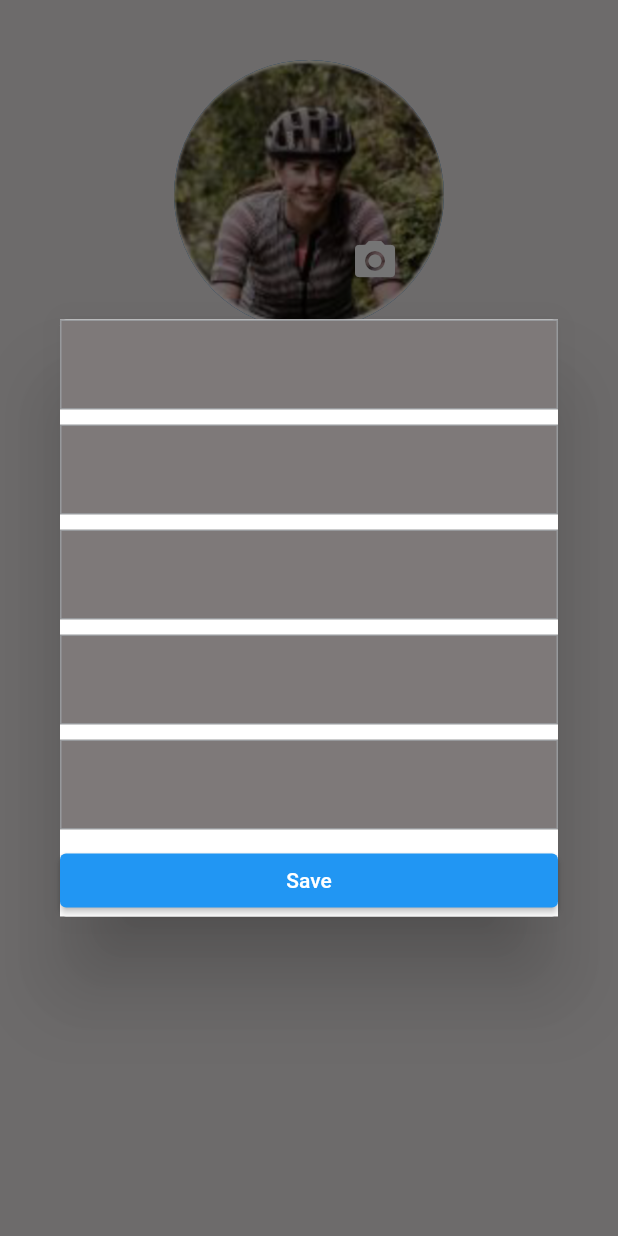
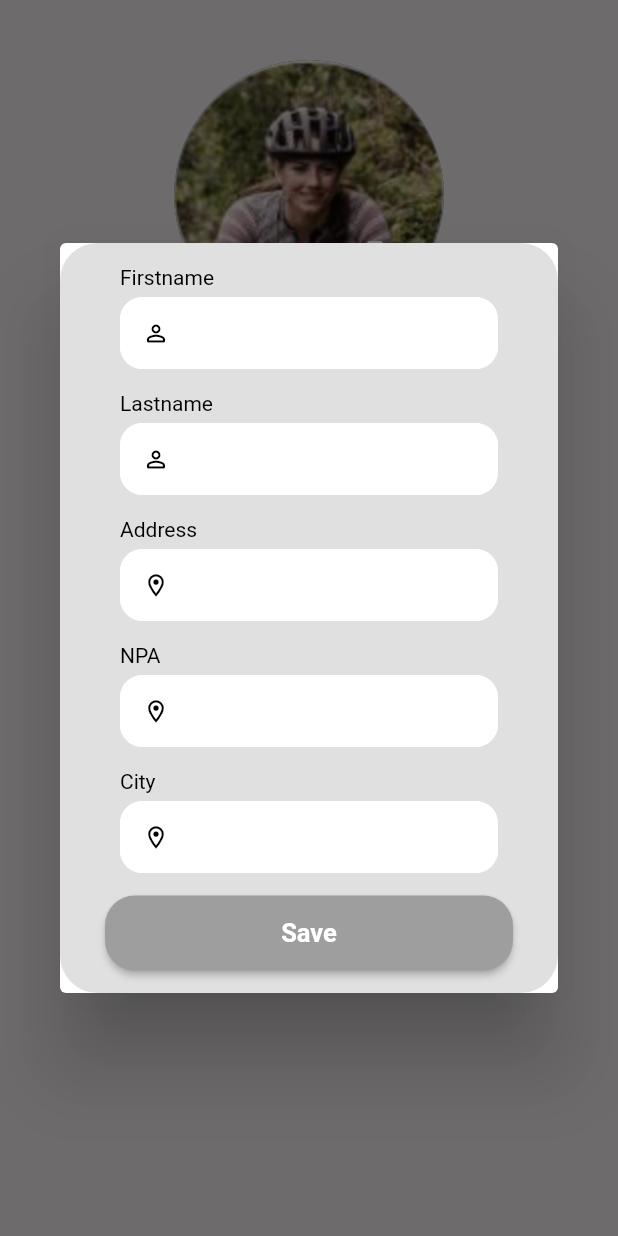
Before and after one commit to ndevanthery/cycling_routes, a Flutter app: the ProfilePage screen opened directly, after a tap on the "edit" icon, on a phone screen of 412 x 824 dp. Run offline on Flutter 3.47's test engine with Material 2 defaults, Android fonts, the phone set to English and light mode, and no system bars; our stand-ins replace cloud_firestore, firebase_auth, firebase_core, flutter_map, flutter_spinkit, geolocator and 4 more; accounts and stored records are empty.

Commit message:
update Design Profile Editing

```diff
--- a/lib/Screens/authenticate/authenticate_page.dart
+++ b/lib/Screens/authenticate/authenticate_page.dart
@@ -46,7 +46,9 @@ class _AuthenticatePageState extends State<AuthenticatePage> {
                   height: 240.0,
                   decoration: const BoxDecoration(
                       color: Color.fromRGBO(224, 224, 224, 1),
-                      borderRadius: BorderRadius.all(Radius.circular(25))),
+                      borderRadius: BorderRadius.only(
+                          topLeft: Radius.circular(25),
+                          topRight: Radius.circular(25))),
                   child: Column(
                     mainAxisAlignment: MainAxisAlignment.center,
                     crossAxisAlignment: CrossAxisAlignment.center,
@@ -76,7 +78,7 @@ class _AuthenticatePageState extends State<AuthenticatePage> {
                                 primary: Colors.grey[500],
                                 onPrimary: Colors.black),
                             onPressed: () {
-                              context.goNamed(myLoginScreenRoute);
+                              context.pushNamed(myLoginScreenRoute);
                             },
                             child: Column(
                               crossAxisAlignment: CrossAxisAlignment.center,
@@ -117,7 +119,7 @@ class _AuthenticatePageState extends State<AuthenticatePage> {
                                 primary: Colors.grey[500],
                                 onPrimary: Colors.black),
                             onPressed: () {
-                              context.goNamed(myRegisterScreenRoute);
+                              context.pushNamed(myRegisterScreenRoute);
                             },
                             child: Column(
                               mainAxisAlignment: MainAxisAlignment.center,
--- a/lib/Screens/home/home.dart
+++ b/lib/Screens/home/home.dart
@@ -1,5 +1,5 @@
 import 'package:cycling_routes/Screens/map/mapView.dart';
-import 'package:cycling_routes/Screens/profile/Profile.dart';
+import 'package:cycling_routes/Screens/profile/profile.dart';
 import 'package:cycling_routes/Screens/search/search.dart';
 import 'package:cycling_routes/Screens/settings/settings.dart';
 import 'package:flutter/material.dart';
--- a/lib/Screens/profile/Profile.dart
+++ b/lib/Screens/profile/Profile.dart
@@ -1,15 +1,13 @@
-// ignore: file_names
+// ignore_for_file: file_names
 
 import 'dart:io';
-
 import 'package:cloud_firestore/cloud_firestore.dart';
 import 'package:firebase_auth/firebase_auth.dart';
 import 'package:flutter/material.dart';
+import 'package:go_router/go_router.dart';
 import 'package:image_picker/image_picker.dart';
-import 'package:cycling_routes/Shared/components/route_card.dart';
 
-//import 'package:flutter/src/foundation/key.dart';
-//import 'package:flutter/src/widgets/framework.dart';
+import '../../Shared/constants.dart';
 
 class ProfilePage extends StatefulWidget {
   const ProfilePage({Key? key}) : super(key: key);
@@ -31,19 +29,22 @@ class _ProfilePageState extends State<ProfilePage> {
   TextEditingController npaController = TextEditingController();
   TextEditingController locationController = TextEditingController();
 
-  _buildTextField(TextEditingController controller) {
+  _buildTextField(TextEditingController controller, icon) {
     return Container(
       padding: const EdgeInsets.symmetric(horizontal: 10, vertical: 5),
-      decoration: BoxDecoration(
-          color: secondaryColor,
-          border: Border.all(color: const Color.fromARGB(255, 151, 153, 156))),
+      // decoration: BoxDecoration(
+      //     color: secondaryColor,
+      //     border: Border.all(color: const Color.fromARGB(255, 151, 153, 156))),
       child: TextField(
         controller: controller,
-        style: const TextStyle(color: Colors.white),
-        decoration: const InputDecoration(
-            contentPadding: EdgeInsets.symmetric(horizontal: 10),
-            labelStyle: TextStyle(color: Colors.white),
-            border: InputBorder.none),
+        style: const TextStyle(color: Colors.black),
+        decoration: textInputDecoration.copyWith(
+            fillColor: Colors.white,
+            hintText: controller.text,
+            prefixIcon: Icon(
+              icon,
+              color: Colors.black,
+            )),
       ),
     );
   }
@@ -107,42 +108,56 @@ class _ProfilePageState extends State<ProfilePage> {
                                 context: context,
                                 builder: (context) => Dialog(
                                   child: Container(
-                                    color: primaryColor,
+                                    decoration: const BoxDecoration(
+                                        color: Color.fromRGBO(224, 224, 224, 1),
+                                        borderRadius: BorderRadius.all(
+                                            Radius.circular(25))),
+                                    // margin:
+                                    //     const EdgeInsets.fromLTRB(15, 0, 10, 8),
+                                    padding: const EdgeInsets.symmetric(
+                                        vertical: 15, horizontal: 30),
                                     child: ListView(
                                       shrinkWrap: true,
                                       children: <Widget>[
-                                        _buildTextField(
-                                          firstnameController,
-                                        ),
+                                        _buildLabel(label: 'Firstname'),
+                                        _buildTextField(firstnameController,
+                                            Icons.person_outline_rounded),
                                         const SizedBox(
                                           height: 10,
                                         ),
-                                        _buildTextField(
-                                          lastnameController,
-                                        ),
+                                        _buildLabel(label: 'Lastname'),
+                                        _buildTextField(lastnameController,
+                                            Icons.person_outline_rounded),
                                         const SizedBox(
                                           height: 10,
                                         ),
-                                        _buildTextField(
-                                          addressController,
-                                        ),
+                                        _buildLabel(label: 'Address'),
+                                        _buildTextField(addressController,
+                                            Icons.location_on_outlined),
                                         const SizedBox(
                                           height: 10,
                                         ),
-                                        _buildTextField(
-                                          npaController,
-                                        ),
+                                        _buildLabel(label: 'NPA'),
+                                        _buildTextField(npaController,
+                                            Icons.location_on_outlined),
                                         const SizedBox(
                                           height: 10,
                                         ),
-                                        _buildTextField(
-                                          locationController,
-                                        ),
+                                        _buildLabel(label: 'City'),
+                                        _buildTextField(locationController,
+                                            Icons.location_on_outlined),
                                         const SizedBox(
                                           height: 10,
                                         ),
                                         ElevatedButton(
-                                          child: const Text('Save'),
+                                          style: btnDecoration,
+                                          child: const Text(
+                                            'Save',
+                                            style: TextStyle(
+                                                color: Colors.white,
+                                                fontWeight: FontWeight.bold,
+                                                fontSize: 17),
+                                          ),
                                           onPressed: () {
                                             final docUser = FirebaseFirestore
                                                 .instance
@@ -159,8 +174,8 @@ class _ProfilePageState extends State<ProfilePage> {
                                               "npa": npaController.text,
                                               "localite":
                                                   locationController.text
-                                            }).whenComplete(
-                                                () => Navigator.pop(context));
+                                            }).whenComplete(() =>
+                                                Navigator.of(context).pop());
                                           },
                                         )
                                       ],
@@ -195,6 +210,16 @@ class _ProfilePageState extends State<ProfilePage> {
             //      RouteCard(isAdmin: true, route: ),
           ],
         ),
+      ),
+    );
+  }
+
+  Padding _buildLabel({label}) {
+    return Padding(
+      padding: const EdgeInsets.fromLTRB(10.0, 0, 0, 0),
+      child: Text(
+        label,
+        style: const TextStyle(color: Colors.black, fontSize: 14),
       ),
     );
   }
--- a/lib/Shared/components/app_about.dart
+++ b/lib/Shared/components/app_about.dart
@@ -49,7 +49,7 @@ class _AppAboutState extends State<AppAbout> {
     return SafeArea(
         child: Scaffold(
       appBar: AppBar(
-        backgroundColor: Colors.grey[600],
+        backgroundColor: Colors.grey[500],
       ),
       backgroundColor: Colors.white,
       body: SingleChildScrollView(
--- a/lib/Shared/components/terms_of_use.dart
+++ b/lib/Shared/components/terms_of_use.dart
@@ -10,7 +10,7 @@ class TermOfUse extends StatefulWidget {
 }
 
 class _TermOfUseState extends State<TermOfUse> {
-// thisdetermnines whether the back-to-top button is shown or not
+// determnines whether the back-to-top button is shown or not
   bool _showBackToTopButton = false;
 
   // scroll controller
@@ -38,7 +38,7 @@ class _TermOfUseState extends State<TermOfUse> {
     super.dispose();
   }
 
-  // This function is triggered when the user presses the back-to-top button
+  // when the user presses the back-to-top button
   void _scrollToTop() {
     _scrollController.animateTo(0,
         duration: const Duration(seconds: 1), curve: Curves.linear);
@@ -49,22 +49,24 @@ class _TermOfUseState extends State<TermOfUse> {
     return SafeArea(
         child: Scaffold(
       appBar: AppBar(
-        backgroundColor: Colors.grey[800],
+        backgroundColor: Colors.grey[500],
         actions: [
           ElevatedButton(
+              style: ElevatedButton.styleFrom(primary: Colors.grey[500]),
               onPressed: () {
                 Navigator.of(context).pop('User Disagreed');
               },
               child: const Text('DISAGREE',
                   style: TextStyle(
-                      color: Colors.white, fontWeight: FontWeight.bold))),
+                      color: Colors.black, fontWeight: FontWeight.bold))),
           ElevatedButton(
+              style: ElevatedButton.styleFrom(primary: Colors.grey[500]),
               onPressed: () {
                 Navigator.of(context).pop('User Agreed');
               },
               child: const Text('AGREE',
                   style: TextStyle(
-                      color: Colors.white, fontWeight: FontWeight.bold))),
+                      color: Colors.black, fontWeight: FontWeight.bold))),
         ],
       ),
       backgroundColor: Colors.white,
```
Also changed, not shown: pubspec.lock.
